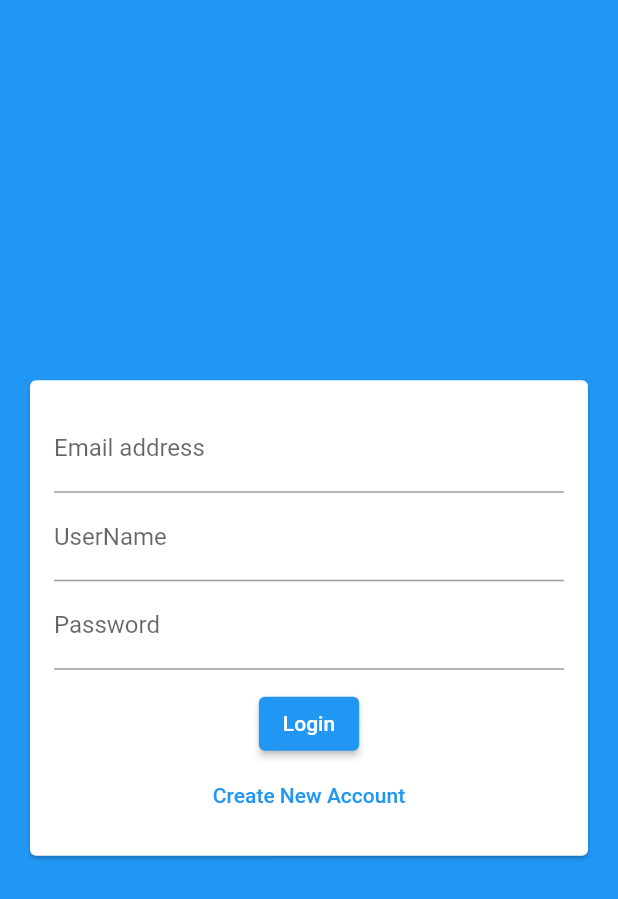
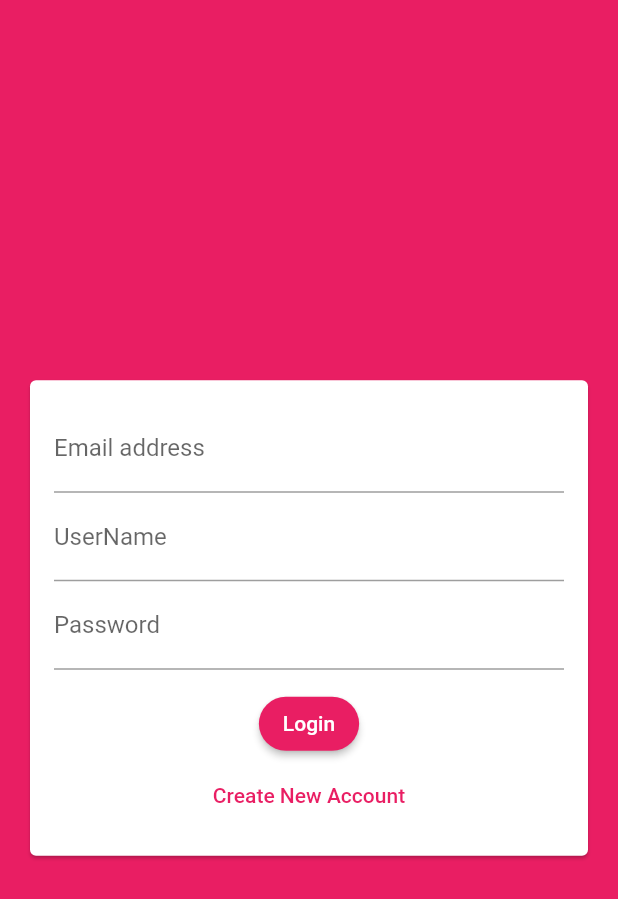
Before and after one commit to Kshittiz21/chat_app, a Flutter app: the screen it shows after launch, on a phone screen of 412 x 824 dp. Shown: the top 899 px of the screen. Run offline on Flutter 3.47's test engine with Material 2 defaults, Android fonts, the phone set to English and light mode, and no system bars; our stand-ins replace cloud_firestore, firebase_core; accounts and stored records are empty.

Commit message:
added an app theme

```diff
--- a/lib/main.dart
+++ b/lib/main.dart
@@ -19,7 +19,18 @@ class MyApp extends StatelessWidget {
     return MaterialApp(
       title: 'Flutter Chat',
       theme: ThemeData(
-        primarySwatch: Colors.blue,
+        primarySwatch: Colors.pink,
+        backgroundColor: Colors.pink,
+        accentColor: Colors.deepPurple,
+        accentColorBrightness: Brightness.dark,
+        // buttonTheme: ButtonTheme.of(context).copyWith(
+        //   buttonColor: Colors.pink,
+        //   textTheme: ButtonTextTheme.primary,
+        //   shape: RoundedRectangleBorder(
+        //     borderRadius: BorderRadius.circular(20),
+        //   ),
+        // ),
+        // removed becaus these now do not affect Elevated Button
       ),
       home: AuthScreen(),
     );
--- a/lib/widgets/auth/auth_form.dart
+++ b/lib/widgets/auth/auth_form.dart
@@ -31,10 +31,16 @@ class _AuthFormState extends State<AuthForm> {
                   ),
                   SizedBox(height: 12),
                   ElevatedButton(
+                    style: ElevatedButton.styleFrom(
+                      shape: RoundedRectangleBorder(
+                        borderRadius: BorderRadius.circular(20),
+                      ),
+                    ),
                     onPressed: () {},
                     child: Text('Login'),
                   ),
                   TextButton(
+                //    textColor: Theme.of(context).primaryColor,
                     onPressed: () {},
                     child: Text('Create New Account'),
                   ),
```
